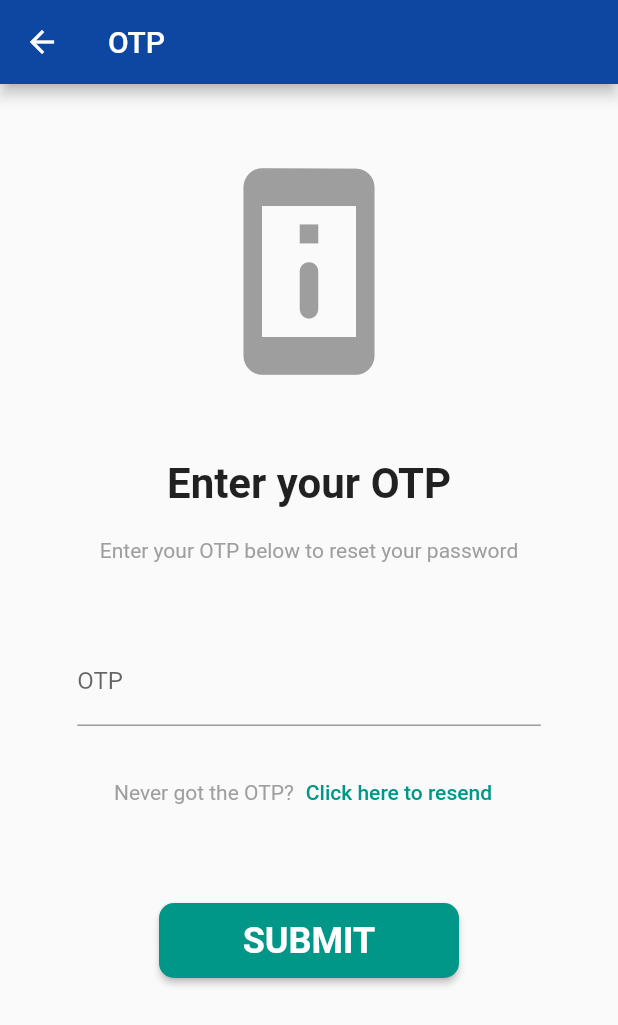
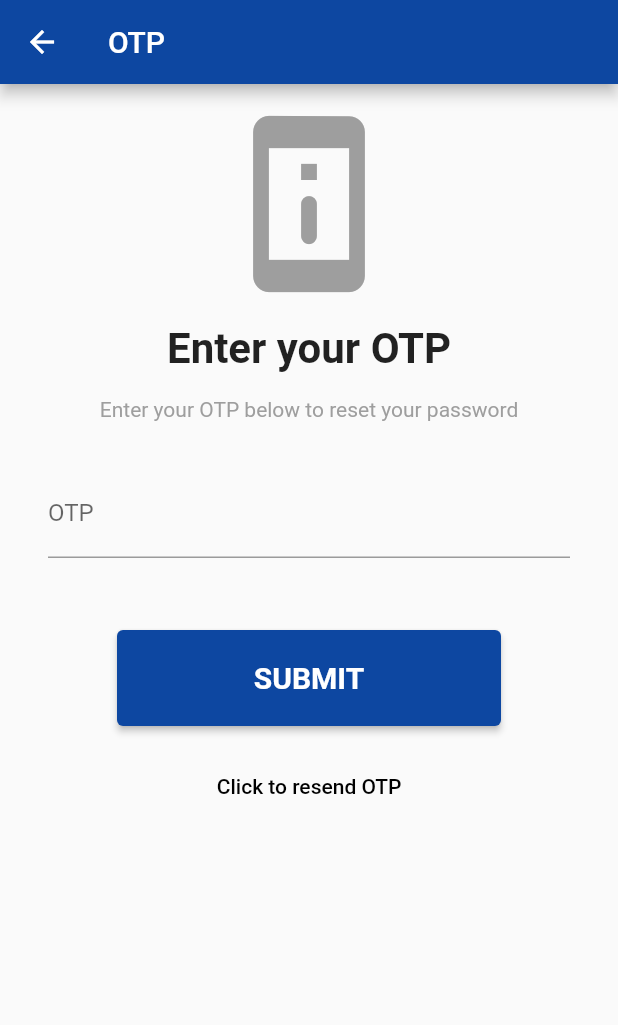
Before and after one commit to devSomethingSomething/help_for_hire_flutter_app, a Flutter app: the OtpPage screen opened by its route, on a phone screen of 412 x 824 dp. Shown: the top 1025 px of the screen. Run offline on Flutter 3.47's test engine with Material 2 defaults, Android fonts, the phone set to English and light mode, and no system bars; our stand-ins replace dropdown_search, firebase_auth, firebase_core; accounts and stored records are empty.

Commit message:
Update OTP page

```diff
--- a/lib/pages/otp_page.dart
+++ b/lib/pages/otp_page.dart
@@ -1,10 +1,19 @@
 import 'package:flutter/material.dart';
 import 'package:help_for_hire_flutter_app/widgets/app_bars/app_bar_widget.dart';
-import 'package:help_for_hire_flutter_app/widgets/buttons/elevated_button_widget.dart';
-import 'package:help_for_hire_flutter_app/widgets/icon_widget.dart';
+import 'package:help_for_hire_flutter_app/widgets/buttons/button_widget.dart';
+import 'package:help_for_hire_flutter_app/widgets/buttons/text_button_widget.dart';
+import 'package:help_for_hire_flutter_app/widgets/icons/icon_widget.dart';
+import 'package:help_for_hire_flutter_app/widgets/spacers/large_spacer_widget.dart';
+import 'package:help_for_hire_flutter_app/widgets/spacers/medium_spacer_widget.dart';
+import 'package:help_for_hire_flutter_app/widgets/spacers/small_spacer_widget.dart';
+import 'package:help_for_hire_flutter_app/widgets/text/details_text_widget.dart';
+import 'package:help_for_hire_flutter_app/widgets/text/heading_text_widget.dart';
+import 'package:help_for_hire_flutter_app/widgets/text_fields/text_field_widget.dart';
 
 class OtpPage extends StatelessWidget {
-  const OtpPage();
+  final _otpController = TextEditingController();
+
+  OtpPage();
 
   @override
   Widget build(BuildContext context) {
@@ -19,78 +28,28 @@ class OtpPage extends StatelessWidget {
               const IconWidget(
                 icon: Icons.perm_device_information_rounded,
               ),
-              const Text(
-                'Enter your OTP',
-                style: TextStyle(
-                  fontSize: 28,
-                  fontWeight: FontWeight.bold,
-                ),
+              const HeadingTextWidget(
+                data: 'Enter your OTP',
               ),
-              const SizedBox(
-                height: 20,
+              const SmallSpacerWidget(),
+              const DetailsTextWidget(
+                data: 'Enter your OTP below to reset your password',
               ),
-              const Text(
-                'Enter your OTP below to reset your password',
-                style: TextStyle(
-                  color: Colors.grey,
-                ),
+              const MediumSpacerWidget(),
+              TextFieldWidget(
+                data: 'OTP',
+                keyboardType: TextInputType.number,
+                controller: _otpController,
               ),
-              const SizedBox(
-                height: 50,
+              const LargeSpacerWidget(),
+              ButtonWidget(
+                data: 'SUBMIT',
+                onPressed: () {},
               ),
-              SizedBox(
-                width: MediaQuery.of(context).size.width * 0.75,
-                child: const TextField(
-                  cursorColor: Colors.teal,
-                  keyboardType: TextInputType.number,
-                  decoration: InputDecoration(
-                    focusedBorder: UnderlineInputBorder(
-                      borderSide: BorderSide(
-                        color: Colors.teal,
-                      ),
-                    ),
-                    label: Text(
-                      'OTP',
-                    ),
-                    floatingLabelStyle: TextStyle(
-                      color: Colors.teal,
-                    ),
-                  ),
-                ),
-              ),
-              const SizedBox(
-                height: 20,
-              ),
-              Row(
-                mainAxisAlignment: MainAxisAlignment.center,
-                children: [
-                  const Text(
-                    'Never got the OTP?',
-                    style: TextStyle(
-                      color: Colors.grey,
-                    ),
-                  ),
-                  TextButton(
-                    child: const Text(
-                      'Click here to resend',
-                      style: TextStyle(
-                        color: Colors.teal,
-                      ),
-                    ),
-                    onPressed: () {},
-                    style: ButtonStyle(
-                      overlayColor: MaterialStateProperty.all<Color>(
-                        Colors.teal.shade50,
-                      ),
-                    ),
-                  ),
-                ],
-              ),
-              const SizedBox(
-                height: 50,
-              ),
-              const ElevatedButtonWidget(
-                data: 'SUBMIT',
+              const SmallSpacerWidget(),
+              TextButtonWidget(
+                data: 'Click to resend OTP',
+                onPressed: () {},
               ),
             ],
           ),
--- a/lib/pages/reset_password_page.dart
+++ b/lib/pages/reset_password_page.dart
@@ -1,4 +1,5 @@
 import 'package:flutter/material.dart';
+import 'package:help_for_hire_flutter_app/routes/route_manager.dart';
 import 'package:help_for_hire_flutter_app/widgets/app_bars/app_bar_widget.dart';
 import 'package:help_for_hire_flutter_app/widgets/buttons/button_widget.dart';
 import 'package:help_for_hire_flutter_app/widgets/icons/icon_widget.dart';
@@ -43,7 +44,12 @@ class ResetPasswordPage extends StatelessWidget {
               const LargeSpacerWidget(),
               ButtonWidget(
                 data: 'SUBMIT',
-                onPressed: () {},
+                onPressed: () {
+                  Navigator.pushNamed(
+                    context,
+                    RouteManager.otpPage,
+                  );
+                },
               ),
             ],
           ),
--- a/lib/routes/route_manager.dart
+++ b/lib/routes/route_manager.dart
@@ -76,7 +76,7 @@ class RouteManager {
         );
       case otpPage:
         return MaterialPageRoute(
-          builder: (_) => const OtpPage(),
+          builder: (_) => OtpPage(),
         );
       case newPasswordPage:
         return MaterialPageRoute(
```
